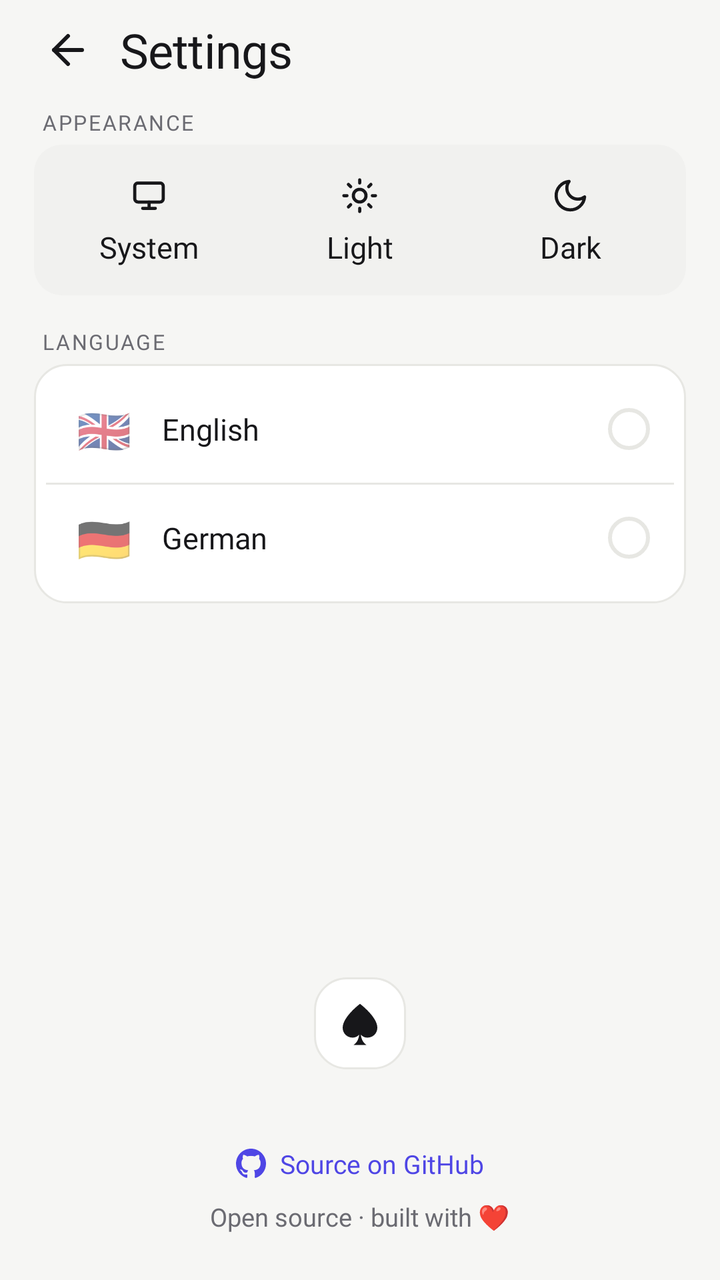
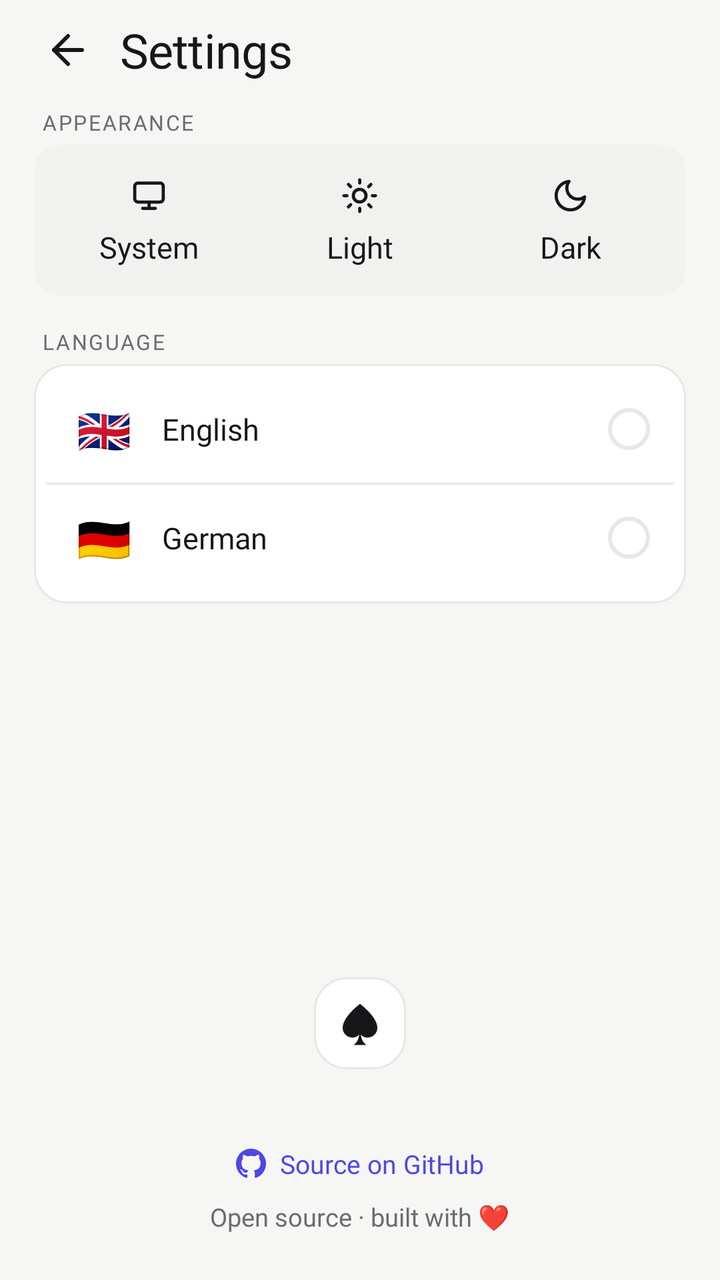

Two renders of the same Android screen: before a commit and after it. Below are the layout's source before the change and the commit's diff.
<!-- AndroidManifest.xml: application theme Theme.SpadesScore -->
<!-- res/layout/activity_settings.xml -->
<?xml version="1.0" encoding="utf-8"?>
<ScrollView xmlns:android="http://schemas.android.com/apk/res/android"
    xmlns:app="http://schemas.android.com/apk/res-auto"
    android:layout_width="match_parent"
    android:layout_height="match_parent"
    android:background="?attr/appBg"
    android:fillViewport="true">

    <LinearLayout
        android:layout_width="match_parent"
        android:layout_height="wrap_content"
        android:orientation="vertical"
        android:paddingStart="17dp"
        android:paddingEnd="17dp"
        android:paddingTop="8dp"
        android:paddingBottom="15dp">

        
        <LinearLayout
            android:layout_width="match_parent"
            android:layout_height="wrap_content"
            android:orientation="horizontal"
            android:gravity="center_vertical"
            android:paddingBottom="4dp">

            <ImageButton
                android:id="@+id/back_button"
                android:layout_width="34dp"
                android:layout_height="34dp"
                android:src="@drawable/ic_back"
                app:tint="?attr/appInk"
                android:background="?attr/selectableItemBackgroundBorderless"
                android:contentDescription="@null" />

            <TextView
                android:layout_width="wrap_content"
                android:layout_height="wrap_content"
                android:text="@string/settings_title"
                android:textAppearance="@style/TextAppearance.Spades.ScreenTitle"
                android:layout_marginStart="9dp" />

        </LinearLayout>

        
        <TextView
            android:layout_width="wrap_content"
            android:layout_height="wrap_content"
            android:text="@string/settings_appearance"
            android:textAppearance="@style/TextAppearance.Spades.Label"
            android:layout_marginTop="8dp"
            android:layout_marginBottom="4dp"
            android:layout_marginStart="4dp" />

        
        <LinearLayout
            android:id="@+id/theme_segment"
            android:layout_width="match_parent"
            android:layout_height="wrap_content"
            android:orientation="horizontal"
            android:background="@drawable/bg_segment"
            android:padding="5dp">

            
            <LinearLayout
                android:id="@+id/theme_system"
                android:layout_width="0dp"
                android:layout_height="wrap_content"
                android:layout_weight="1"
                android:orientation="vertical"
                android:gravity="center"
                android:paddingTop="11dp"
                android:paddingBottom="9dp"
                android:paddingStart="4dp"
                android:paddingEnd="4dp"
                android:clickable="true"
                android:focusable="true">

                <ImageView
                    android:layout_width="19dp"
                    android:layout_height="19dp"
                    android:src="@drawable/ic_theme_system"
                    app:tint="?attr/appInk"
                    android:contentDescription="@null" />

                <TextView
                    android:layout_width="wrap_content"
                    android:layout_height="wrap_content"
                    android:text="@string/theme_system"
                    android:textAppearance="@style/TextAppearance.Spades.PlayerName"
                    android:layout_marginTop="6dp" />

            </LinearLayout>

            
            <LinearLayout
                android:id="@+id/theme_light"
                android:layout_width="0dp"
                android:layout_height="wrap_content"
                android:layout_weight="1"
                android:orientation="vertical"
                android:gravity="center"
                android:paddingTop="11dp"
                android:paddingBottom="9dp"
                android:paddingStart="4dp"
                android:paddingEnd="4dp"
                android:clickable="true"
                android:focusable="true">

                <ImageView
                    android:layout_width="19dp"
                    android:layout_height="19dp"
                    android:src="@drawable/ic_sun"
                    app:tint="?attr/appInk"
                    android:contentDescription="@null" />

                <TextView
                    android:layout_width="wrap_content"
                    android:layout_height="wrap_content"
                    android:text="@string/theme_light"
                    android:textAppearance="@style/TextAppearance.Spades.PlayerName"
                    android:layout_marginTop="6dp" />

            </LinearLayout>

            
            <LinearLayout
                android:id="@+id/theme_dark"
                android:layout_width="0dp"
                android:layout_height="wrap_content"
                android:layout_weight="1"
                android:orientation="vertical"
                android:gravity="center"
                android:paddingTop="11dp"
                android:paddingBottom="9dp"
                android:paddingStart="4dp"
                android:paddingEnd="4dp"
                android:clickable="true"
                android:focusable="true">

                <ImageView
                    android:layout_width="19dp"
                    android:layout_height="19dp"
                    android:src="@drawable/ic_moon"
                    app:tint="?attr/appInk"
                    android:contentDescription="@null" />

                <TextView
                    android:layout_width="wrap_content"
                    android:layout_height="wrap_content"
                    android:text="@string/theme_dark"
                    android:textAppearance="@style/TextAppearance.Spades.PlayerName"
                    android:layout_marginTop="6dp" />

            </LinearLayout>

        </LinearLayout>

        
        <TextView
            android:layout_width="wrap_content"
            android:layout_height="wrap_content"
            android:text="@string/language"
            android:textAppearance="@style/TextAppearance.Spades.Label"
            android:layout_marginTop="16dp"
            android:layout_marginBottom="4dp"
            android:layout_marginStart="4dp" />

        
        <LinearLayout
            android:layout_width="match_parent"
            android:layout_height="wrap_content"
            android:orientation="vertical"
            android:background="@drawable/bg_card"
            android:padding="6dp">

            
            <LinearLayout
                android:id="@+id/lang_en"
                android:layout_width="match_parent"
                android:layout_height="wrap_content"
                android:orientation="horizontal"
                android:gravity="center_vertical"
                android:padding="12dp"
                android:clickable="true"
                android:focusable="true">

                <TextView
                    android:layout_width="wrap_content"
                    android:layout_height="wrap_content"
                    android:text="🇬🇧"
                    android:textSize="22sp"
                    android:minWidth="34dp"
                    android:gravity="center" />

                <TextView
                    android:layout_width="0dp"
                    android:layout_height="wrap_content"
                    android:layout_weight="1"
                    android:text="@string/english"
                    android:textAppearance="@style/TextAppearance.Spades.PlayerName"
                    android:layout_marginStart="12dp" />

                <View
                    android:id="@+id/radio_en"
                    android:layout_width="21dp"
                    android:layout_height="21dp"
                    android:background="@drawable/bg_radio" />

            </LinearLayout>

            
            <View
                android:layout_width="match_parent"
                android:layout_height="1dp"
                android:background="?attr/appLine" />

            
            <LinearLayout
                android:id="@+id/lang_de"
                android:layout_width="match_parent"
                android:layout_height="wrap_content"
                android:orientation="horizontal"
                android:gravity="center_vertical"
                android:padding="12dp"
                android:clickable="true"
                android:focusable="true">

                <TextView
                    android:layout_width="wrap_content"
                    android:layout_height="wrap_content"
                    android:text="🇩🇪"
                    android:textSize="22sp"
                    android:minWidth="34dp"
                    android:gravity="center" />

                <TextView
                    android:layout_width="0dp"
                    android:layout_height="wrap_content"
                    android:layout_weight="1"
                    android:text="@string/deutsch"
                    android:textAppearance="@style/TextAppearance.Spades.PlayerName"
                    android:layout_marginStart="12dp" />

                <View
                    android:id="@+id/radio_de"
                    android:layout_width="21dp"
                    android:layout_height="21dp"
                    android:background="@drawable/bg_radio" />

            </LinearLayout>

        </LinearLayout>

        
        <Space
            android:layout_width="match_parent"
            android:layout_height="0dp"
            android:layout_weight="1"
            android:minHeight="36dp" />

        
        <LinearLayout
            android:layout_width="match_parent"
            android:layout_height="wrap_content"
            android:orientation="vertical"
            android:gravity="center_horizontal">

            
            <FrameLayout
                android:layout_width="46dp"
                android:layout_height="46dp"
                android:background="@drawable/bg_card">

                <ImageView
                    android:layout_width="26dp"
                    android:layout_height="26dp"
                    android:src="@drawable/ic_spade"
                    app:tint="?attr/appSpade"
                    android:layout_gravity="center"
                    android:contentDescription="@null" />

            </FrameLayout>

            
            <TextView
                android:id="@+id/version_label"
                android:layout_width="wrap_content"
                android:layout_height="wrap_content"
                android:textAppearance="@style/TextAppearance.Spades.PlayerName"
                android:gravity="center"
                android:layout_marginTop="9dp" />

            
            <LinearLayout
                android:id="@+id/github_link"
                android:layout_width="wrap_content"
                android:layout_height="wrap_content"
                android:orientation="horizontal"
                android:gravity="center_vertical"
                android:clickable="true"
                android:focusable="true"
                android:layout_marginTop="9dp">

                <ImageView
                    android:layout_width="15dp"
                    android:layout_height="15dp"
                    android:src="@drawable/ic_github"
                    app:tint="?attr/appAccent"
                    android:contentDescription="@null" />

                <TextView
                    android:layout_width="wrap_content"
                    android:layout_height="wrap_content"
                    android:text="@string/source_on_github"
                    android:fontFamily="@font/inter_semibold"
                    android:textSize="13sp"
                    android:textColor="?attr/appAccent"
                    android:layout_marginStart="7dp" />

            </LinearLayout>

            
            <TextView
                android:layout_width="wrap_content"
                android:layout_height="wrap_content"
                android:text="@string/open_source_built_with_love"
                android:textAppearance="@style/TextAppearance.Spades.Body"
                android:gravity="center"
                android:layout_marginTop="9dp"
                android:layout_marginBottom="8dp" />

        </LinearLayout>

    </LinearLayout>

</ScrollView>
<!-- resources referenced by this layout -->
<resources>
  <!-- drawable bg_card (drawable) -->
  <?xml version="1.0" encoding="utf-8"?>
  <shape xmlns:android="http://schemas.android.com/apk/res/android" android:shape="rectangle">
      <solid android:color="?attr/appSurface" />
      <corners android:radius="16dp" />
      <stroke android:width="1dp" android:color="?attr/appLine" />
  </shape>
  <!-- drawable bg_radio (drawable) -->
  <?xml version="1.0" encoding="utf-8"?>
  <shape xmlns:android="http://schemas.android.com/apk/res/android" android:shape="oval">
      <solid android:color="@android:color/transparent" />
      <stroke android:width="2dp" android:color="?attr/appLine" />
  </shape>
  <!-- drawable bg_segment (drawable) -->
  <?xml version="1.0" encoding="utf-8"?>
  <shape xmlns:android="http://schemas.android.com/apk/res/android" android:shape="rectangle">
      <solid android:color="?attr/appStepBg" />
      <corners android:radius="14dp" />
  </shape>
  <!-- drawable ic_moon (drawable) -->
  <vector xmlns:android="http://schemas.android.com/apk/res/android"
      android:width="24dp" android:height="24dp" android:viewportWidth="24" android:viewportHeight="24">
      <path android:strokeColor="#FF000000" android:strokeWidth="2" android:strokeLineCap="round"
          android:strokeLineJoin="round"
          android:pathData="M21 12.8A9 9 0 1 1 11.2 3a7 7 0 0 0 9.8 9.8z"/>
  </vector>
  <string name="deutsch">German</string>
  <string name="english">English</string>
  <string name="language">Language</string>
  <string name="open_source_built_with_love">Open source · built with ❤️</string>
  <string name="settings_appearance">Appearance</string>
  <string name="settings_title">Settings</string>
  <string name="source_on_github">Source on GitHub</string>
  <string name="theme_dark">Dark</string>
  <string name="theme_light">Light</string>
  <string name="theme_system">System</string>
  <style name="TextAppearance.Spades.Body" parent="">
          <item name="android:fontFamily">@font/inter_medium</item>
          <item name="android:textSize">12.5sp</item>
          <item name="android:textColor">?attr/appMuted</item>
      </style>
  <style name="TextAppearance.Spades.Label" parent="">
          <item name="android:fontFamily">@font/inter_bold</item>
          <item name="android:textSize">10.5sp</item>
          <item name="android:textAllCaps">true</item>
          <item name="android:letterSpacing">0.08</item>
          <item name="android:textColor">?attr/appMuted</item>
      </style>
  <style name="TextAppearance.Spades.PlayerName" parent="">
          <item name="android:fontFamily">@font/space_grotesk_medium</item>
          <item name="android:textSize">15sp</item>
          <item name="android:textColor">?attr/appInk</item>
      </style>
  <style name="TextAppearance.Spades.ScreenTitle" parent="">
          <item name="android:fontFamily">@font/space_grotesk_bold</item>
          <item name="android:textSize">24sp</item>
          <item name="android:letterSpacing">-0.01</item>
          <item name="android:textColor">?attr/appInk</item>
      </style>
  <color name="cyan2">#448D76</color>
  <color name="cyan3">#79BEA8</color>
  <color name="white">#FFFFFFFF</color>
  <color name="teal_200">#FF03DAC5</color>
  <color name="teal_700">#FF018786</color>
  <color name="black">#FF000000</color>
  <color name="bg">#F6F6F4</color>
  <color name="surface">#FFFFFF</color>
  <color name="ink">#17171A</color>
  <color name="muted">#6B6B72</color>
  <color name="accent">#4F46E5</color>
  <color name="line">#E7E7E3</color>
  <color name="track">#E7E7E3</color>
  <color name="step_bg">#F1F1EF</color>
  <color name="chip_bg">#EEEDFB</color>
  <color name="cta_bg">#17171A</color>
  <color name="cta_fg">#FFFFFF</color>
  <color name="on_accent">#FFFFFF</color>
  <color name="spade">#17171A</color>
  <color name="ring">#244F46E5</color>
  <color name="hit_bg">#0F4F46E5</color>
  <color name="warn">#C0392B</color>
  <color name="warn_bg">#1AC0392B</color>
  <!-- unchanged entries left out for length: 6 -->
</resources>

<!-- the commit's change to res/layout/activity_settings.xml (unified diff, before → after) -->
@@ -188,6 +188,7 @@
                     android:layout_width="wrap_content"
                     android:layout_height="wrap_content"
                     android:text="🇬🇧"
+                    android:textColor="#FF000000"
                     android:textSize="22sp"
                     android:minWidth="34dp"
                     android:gravity="center" />
@@ -229,6 +230,7 @@
                     android:layout_width="wrap_content"
                     android:layout_height="wrap_content"
                     android:text="🇩🇪"
+                    android:textColor="#FF000000"
                     android:textSize="22sp"
                     android:minWidth="34dp"
                     android:gravity="center" />
